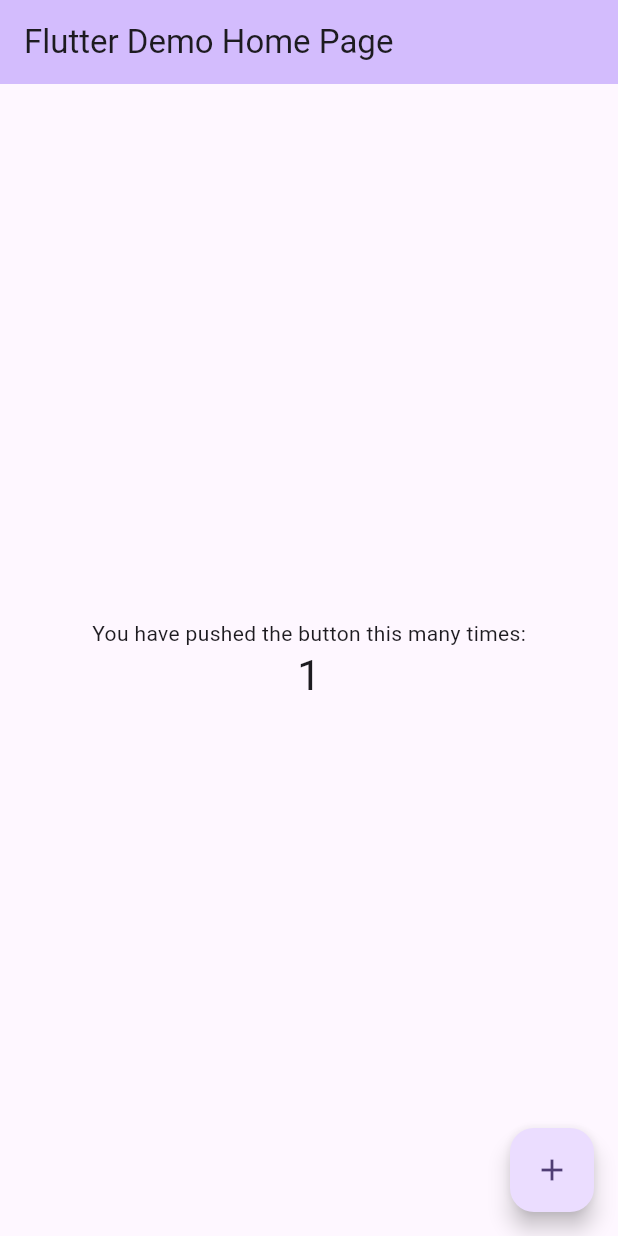
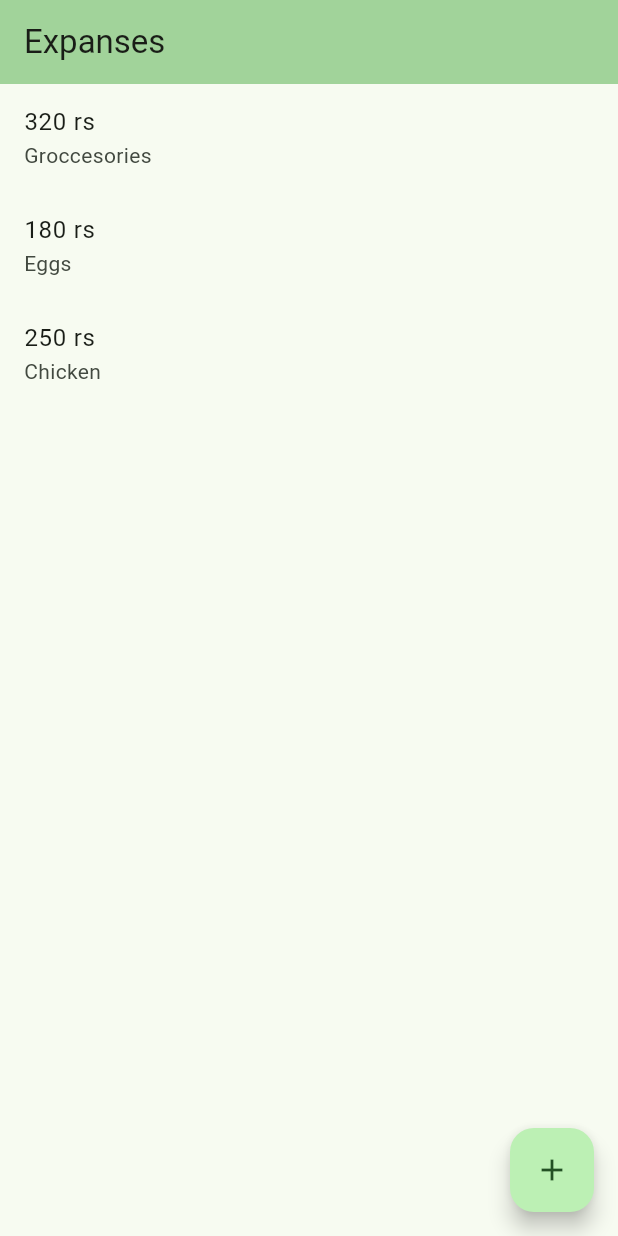
Before and after one commit to MudeNalinNaik/expense_tracking, a Flutter app: the screen it shows after launch, after a tap on the "add" icon, on a phone screen of 412 x 824 dp. Run offline on Flutter 3.47's test engine with Material 3 defaults, Android fonts, the phone set to English and light mode, and no system bars.

Commit message:
flashscreen & homepageui created

```diff
--- a/lib/main.dart
+++ b/lib/main.dart
@@ -1,3 +1,6 @@
+import 'package:expense_tracking/screens/homepage.dart';
+import 'package:expense_tracking/screens/homepage.dart';
+import 'package:expense_tracking/screens/splash_screen.dart';
 import 'package:flutter/material.dart';
 
 void main() {
@@ -6,120 +9,15 @@ void main() {
 
 class MyApp extends StatelessWidget {
   const MyApp({super.key});
-
-  // This widget is the root of your application.
   @override
   Widget build(BuildContext context) {
     return MaterialApp(
       title: 'Flutter Demo',
       theme: ThemeData(
-        // This is the theme of your application.
-        //
-        // TRY THIS: Try running your application with "flutter run". You'll see
-        // the application has a purple toolbar. Then, without quitting the app,
-        // try changing the seedColor in the colorScheme below to Colors.green
-        // and then invoke "hot reload" (save your changes or press the "hot
-        // reload" button in a Flutter-supported IDE, or press "r" if you used
-        // the command line to start the app).
-        //
-        // Notice that the counter didn't reset back to zero; the application
-        // state is not lost during the reload. To reset the state, use hot
-        // restart instead.
-        //
-        // This works for code too, not just values: Most code changes can be
-        // tested with just a hot reload.
-        colorScheme: ColorScheme.fromSeed(seedColor: Colors.deepPurple),
+        colorScheme: ColorScheme.fromSeed(seedColor: Colors.green),
         useMaterial3: true,
       ),
-      home: const MyHomePage(title: 'Flutter Demo Home Page'),
+      home: const SplashScreen(),
     );
   }
 }
-
-class MyHomePage extends StatefulWidget {
-  const MyHomePage({super.key, required this.title});
-
-  // This widget is the home page of your application. It is stateful, meaning
-  // that it has a State object (defined below) that contains fields that affect
-  // how it looks.
-
-  // This class is the configuration for the state. It holds the values (in this
-  // case the title) provided by the parent (in this case the App widget) and
-  // used by the build method of the State. Fields in a Widget subclass are
-  // always marked "final".
-
-  final String title;
-
-  @override
-  State<MyHomePage> createState() => _MyHomePageState();
-}
-
-class _MyHomePageState extends State<MyHomePage> {
-  int _counter = 0;
-
-  void _incrementCounter() {
-    setState(() {
-      // This call to setState tells the Flutter framework that something has
-      // changed in this State, which causes it to rerun the build method below
-      // so that the display can reflect the updated values. If we changed
-      // _counter without calling setState(), then the build method would not be
-      // called again, and so nothing would appear to happen.
-      _counter++;
-    });
-  }
-
-  @override
-  Widget build(BuildContext context) {
-    // This method is rerun every time setState is called, for instance as done
-    // by the _incrementCounter method above.
-    //
-    // The Flutter framework has been optimized to make rerunning build methods
-    // fast, so that you can just rebuild anything that needs updating rather
-    // than having to individually change instances of widgets.
-    return Scaffold(
-      appBar: AppBar(
-        // TRY THIS: Try changing the color here to a specific color (to
-        // Colors.amber, perhaps?) and trigger a hot reload to see the AppBar
-        // change color while the other colors stay the same.
-        backgroundColor: Theme.of(context).colorScheme.inversePrimary,
-        // Here we take the value from the MyHomePage object that was created by
-        // the App.build method, and use it to set our appbar title.
-        title: Text(widget.title),
-      ),
-      body: Center(
-        // Center is a layout widget. It takes a single child and positions it
-        // in the middle of the parent.
-        child: Column(
-          // Column is also a layout widget. It takes a list of children and
-          // arranges them vertically. By default, it sizes itself to fit its
-          // children horizontally, and tries to be as tall as its parent.
-          //
-          // Column has various properties to control how it sizes itself and
-          // how it positions its children. Here we use mainAxisAlignment to
-          // center the children vertically; the main axis here is the vertical
-          // axis because Columns are vertical (the cross axis would be
-          // horizontal).
-          //
-          // TRY THIS: Invoke "debug painting" (choose the "Toggle Debug Paint"
-          // action in the IDE, or press "p" in the console), to see the
-          // wireframe for each widget.
-          mainAxisAlignment: MainAxisAlignment.center,
-          children: <Widget>[
-            const Text(
-              'You have pushed the button this many times:',
-            ),
-            Text(
-              '$_counter',
-              style: Theme.of(context).textTheme.headlineMedium,
-            ),
-          ],
-        ),
-      ),
-      floatingActionButton: FloatingActionButton(
-        onPressed: _incrementCounter,
-        tooltip: 'Increment',
-        child: const Icon(Icons.add),
-      ), // This trailing comma makes auto-formatting nicer for build methods.
-    );
-  }
-}
--- /dev/null
+++ b/lib/screens/homepage.dart
@@ -0,0 +1,65 @@
+import 'package:flutter/material.dart';
+
+class MyHomePage extends StatefulWidget {
+  const MyHomePage({super.key});
+
+  @override
+  State<MyHomePage> createState() => _MyHomePageState();
+}
+
+class _MyHomePageState extends State<MyHomePage> {
+  int _counter = 0;
+
+  void _incrementCounter() {
+    setState(() {
+      // This call to setState tells the Flutter framework that something has
+      // changed in this State, which causes it to rerun the build method below
+      // so that the display can reflect the updated values. If we changed
+      // _counter without calling setState(), then the build method would not be
+      // called again, and so nothing would appear to happen.
+      _counter++;
+    });
+  }
+
+  @override
+  Widget build(BuildContext context) {
+    // This method is rerun every time setState is called, for instance as done
+    // by the _incrementCounter method above.
+    //
+    // The Flutter framework has been optimized to make rerunning build methods
+    // fast, so that you can just rebuild anything that needs updating rather
+    // than having to individually change instances of widgets.
+    return Scaffold(
+      appBar: AppBar(
+        // TRY THIS: Try changing the color here to a specific color (to
+        // Colors.amber, perhaps?) and trigger a hot reload to see the AppBar
+        // change color while the other colors stay the same.
+        backgroundColor: Theme.of(context).colorScheme.inversePrimary,
+        // Here we take the value from the MyHomePage object that was created by
+        // the App.build method, and use it to set our appbar title.
+        title: Text('Expanses'),
+      ),
+      body: const Column(
+        children: <Widget>[
+          ListTile(
+            title: Text('320 rs'),
+            subtitle:Text('Groccesories') ,
+          ),
+          ListTile(
+            title: Text('180 rs'),
+            subtitle:Text('Eggs') ,
+          ),
+          ListTile(
+            title: Text('250 rs'),
+            subtitle:Text('Chicken') ,
+          ),
+        ],
+      ),
+      floatingActionButton: FloatingActionButton(
+        onPressed: _incrementCounter,
+        tooltip: 'Increment',
+        child: const Icon(Icons.add),
+      ), // This trailing comma makes auto-formatting nicer for build methods.
+    );
+  }
+}
--- /dev/null
+++ b/lib/screens/splash_screen.dart
@@ -0,0 +1,32 @@
+import 'package:expense_tracking/screens/homepage.dart';
+import 'package:flutter/material.dart';
+import 'package:flutter/widgets.dart';
+
+class SplashScreen extends StatefulWidget {
+  const SplashScreen({super.key});
+
+  @override
+  State<SplashScreen> createState() => _SplashScreenState();
+}
+
+class _SplashScreenState extends State<SplashScreen> {
+  @override
+  void initState() {
+    Future.delayed(const Duration(seconds: 5), () {
+      Navigator.of(context).pushReplacement(MaterialPageRoute(builder: (context) => MyHomePage()));
+    });
+    super.initState();
+  }
+
+  @override
+  Widget build(BuildContext context) {
+    return const Scaffold(
+      body: Center(
+        child: Text(
+          'Loading...',
+          style: TextStyle(fontWeight: FontWeight.bold, fontSize: 40),
+        ),
+      ),
+    );
+  }
+}
```
